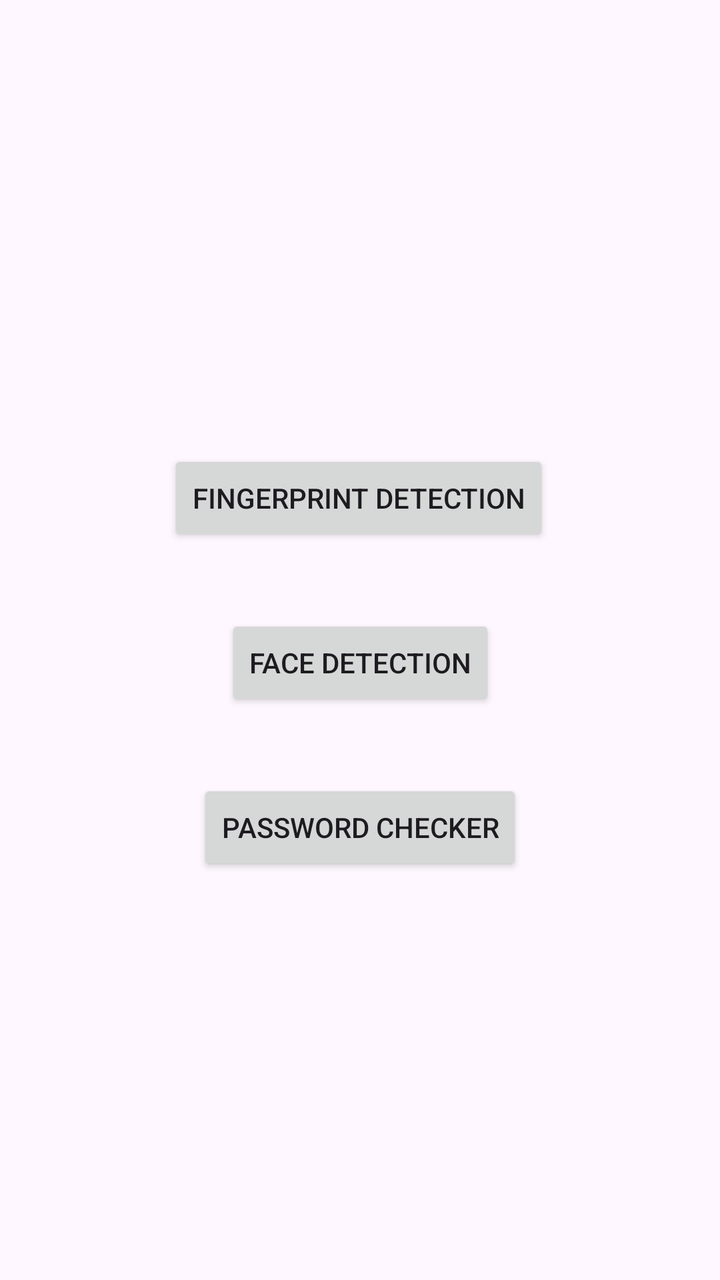
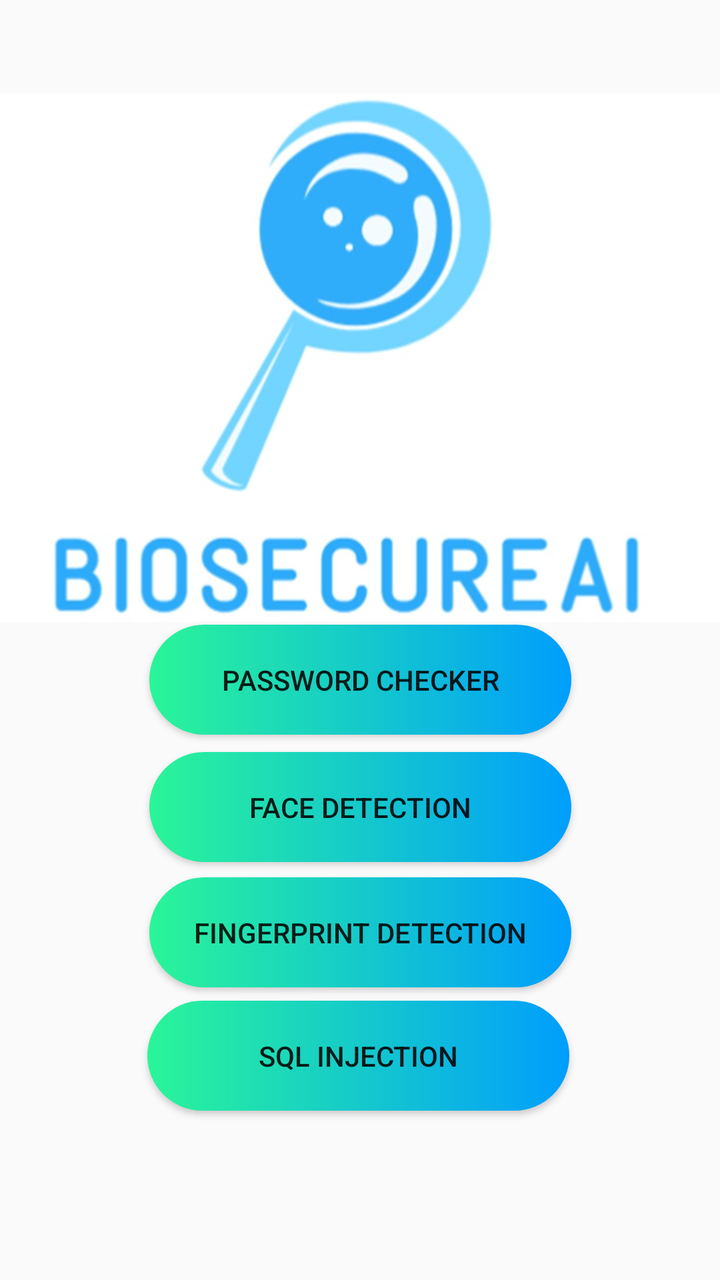

An Android layout rendered at two revisions. The XML below is the earlier revision; the diff shows what the commit changed to produce the second picture.
<!-- AndroidManifest.xml: application theme Theme.BioSecureAI -->
<!-- res/layout/activity_main.xml -->
<?xml version="1.0" encoding="utf-8"?>
<androidx.constraintlayout.widget.ConstraintLayout xmlns:android="http://schemas.android.com/apk/res/android"
    xmlns:app="http://schemas.android.com/apk/res-auto"
    xmlns:tools="http://schemas.android.com/tools"
    android:id="@+id/main"
    android:layout_width="match_parent"
    android:layout_height="match_parent"
    tools:context=".MainActivity">

    <Button
        android:id="@+id/startDetectionButton"
        android:layout_width="wrap_content"
        android:layout_height="wrap_content"
        android:text="Face Detection"
        app:layout_constraintBottom_toBottomOf="parent"
        app:layout_constraintEnd_toEndOf="parent"
        app:layout_constraintStart_toStartOf="parent"
        app:layout_constraintTop_toTopOf="parent"
        app:layout_constraintVertical_bias="0.519" />

    <Button
        android:id="@+id/startFingerprintButton"
        android:layout_width="wrap_content"
        android:layout_height="wrap_content"
        android:text="Fingerprint Detection"
        app:layout_constraintBottom_toBottomOf="parent"
        app:layout_constraintEnd_toEndOf="parent"
        app:layout_constraintHorizontal_bias="0.497"
        app:layout_constraintStart_toStartOf="parent"
        app:layout_constraintTop_toTopOf="parent"
        app:layout_constraintVertical_bias="0.38" />

    <Button
        android:id="@+id/startPasswordButton"
        android:layout_width="wrap_content"
        android:layout_height="wrap_content"
        android:text="Password Checker"
        app:layout_constraintBottom_toBottomOf="parent"
        app:layout_constraintEnd_toEndOf="parent"
        app:layout_constraintStart_toStartOf="parent"
        app:layout_constraintTop_toTopOf="parent"
        app:layout_constraintVertical_bias="0.658" />

</androidx.constraintlayout.widget.ConstraintLayout>
<!-- resources referenced by this layout -->
<resources>
  <style name="Theme.BioSecureAI" parent="Base.Theme.BioSecureAI" />
  <style name="Base.Theme.BioSecureAI" parent="Theme.Material3.DayNight.NoActionBar">
          
          
      </style>
</resources>

<!-- the commit's change to res/layout/activity_main.xml (unified diff, before → after) -->
@@ -9,36 +9,62 @@
 
     <Button
         android:id="@+id/startDetectionButton"
-        android:layout_width="wrap_content"
-        android:layout_height="wrap_content"
+        android:background="@drawable/custom_button"
+        android:layout_width="211dp"
+        android:layout_height="55dp"
         android:text="Face Detection"
         app:layout_constraintBottom_toBottomOf="parent"
         app:layout_constraintEnd_toEndOf="parent"
         app:layout_constraintStart_toStartOf="parent"
         app:layout_constraintTop_toTopOf="parent"
-        app:layout_constraintVertical_bias="0.519" />
+        app:layout_constraintVertical_bias="0.643" />
 
     <Button
         android:id="@+id/startFingerprintButton"
-        android:layout_width="wrap_content"
-        android:layout_height="wrap_content"
+        android:background="@drawable/custom_button"
+        android:layout_width="211dp"
+        android:layout_height="55dp"
         android:text="Fingerprint Detection"
         app:layout_constraintBottom_toBottomOf="parent"
         app:layout_constraintEnd_toEndOf="parent"
-        app:layout_constraintHorizontal_bias="0.497"
         app:layout_constraintStart_toStartOf="parent"
         app:layout_constraintTop_toTopOf="parent"
-        app:layout_constraintVertical_bias="0.38" />
+        app:layout_constraintVertical_bias="0.75" />
 
     <Button
         android:id="@+id/startPasswordButton"
-        android:layout_width="wrap_content"
-        android:layout_height="wrap_content"
+        android:background="@drawable/custom_button"
+        android:layout_width="211dp"
+        android:layout_height="55dp"
         android:text="Password Checker"
         app:layout_constraintBottom_toBottomOf="parent"
         app:layout_constraintEnd_toEndOf="parent"
         app:layout_constraintStart_toStartOf="parent"
         app:layout_constraintTop_toTopOf="parent"
-        app:layout_constraintVertical_bias="0.658" />
+        app:layout_constraintVertical_bias="0.534" />
+
+    <Button
+        android:id="@+id/startSQLInjButton"
+        android:background="@drawable/custom_button"
+        android:layout_width="211dp"
+        android:layout_height="55dp"
+        android:text="SQL Injection"
+        app:layout_constraintBottom_toBottomOf="parent"
+        app:layout_constraintEnd_toEndOf="parent"
+        app:layout_constraintHorizontal_bias="0.495"
+        app:layout_constraintStart_toStartOf="parent"
+        app:layout_constraintTop_toTopOf="parent"
+        app:layout_constraintVertical_bias="0.855" />
+
+    <ImageView
+        android:id="@+id/imageView"
+        android:layout_width="417dp"
+        android:layout_height="333dp"
+        app:layout_constraintBottom_toBottomOf="parent"
+        app:layout_constraintEnd_toEndOf="parent"
+        app:layout_constraintStart_toStartOf="parent"
+        app:layout_constraintTop_toTopOf="parent"
+        app:layout_constraintVertical_bias="0.04"
+        app:srcCompat="@drawable/logo" />
 
 </androidx.constraintlayout.widget.ConstraintLayout>
<!-- resource entries referenced after the edit -->
@@ -1,9 +1,12 @@
 <!-- resources referenced by this layout -->
 <resources>
-  <style name="Theme.BioSecureAI" parent="Base.Theme.BioSecureAI" />
-  <style name="Base.Theme.BioSecureAI" parent="Theme.Material3.DayNight.NoActionBar">
-          
-          
-      </style>
+  <!-- drawable custom_button (drawable) -->
+  <?xml version="1.0" encoding="utf-8"?>
+  <shape xmlns:android="http://schemas.android.com/apk/res/android" android:shape="rectangle">
+  <gradient android:startColor="#2AF598" android:endColor="#009EFD" android:type="linear"/>
+      <corners android:radius="50dp"/>
+  </shape>
+  <!-- drawable logo: jpeg bitmap (drawable, 42173 bytes) -->
+  <style name="Theme.BioSecureAI" parent="Theme.AppCompat.Light.NoActionBar" />
 </resources>
 
